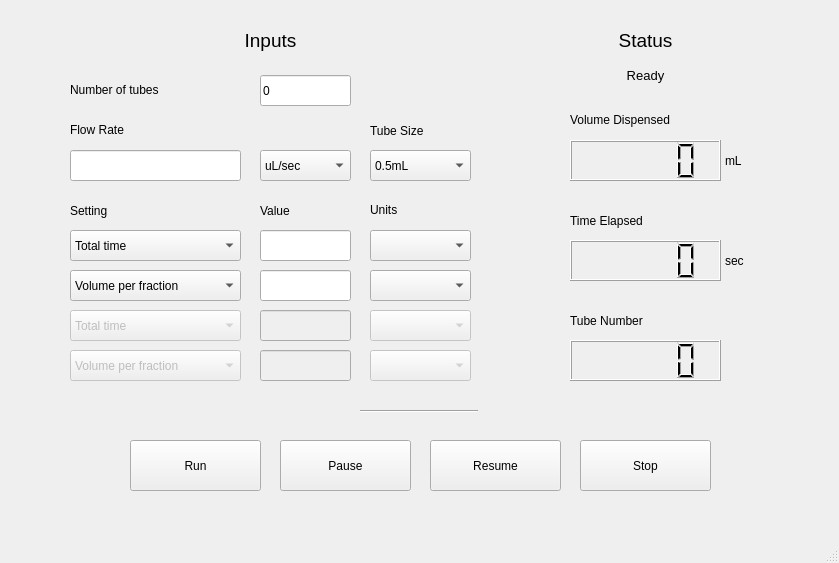
This is SOFTWARE/colosseum_ui/data/fractioncollector.ui in pachterlab/colosseum as Qt 5 draws it before an edit. The edited form follows.
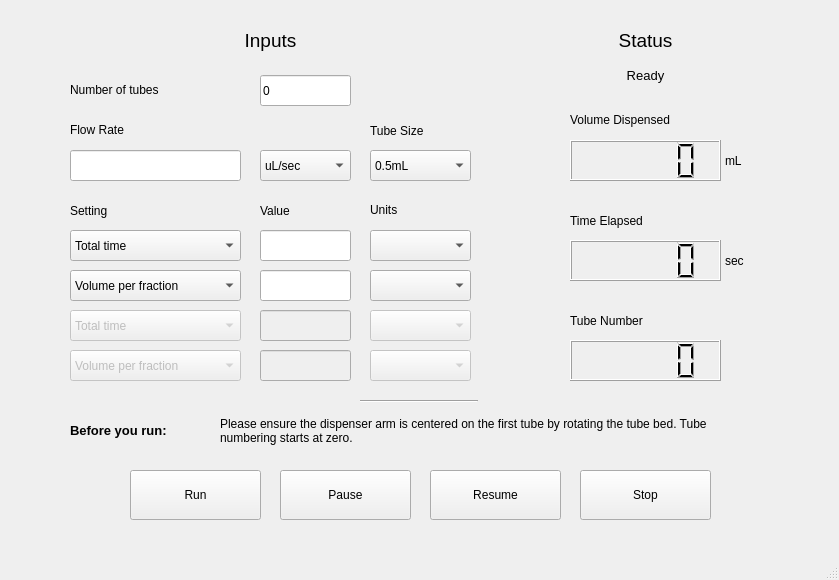
This is the edited form.

Commit message: add information text in ui

What changed in the file:
```diff
--- a/SOFTWARE/colosseum_ui/data/fractioncollector.ui
+++ b/SOFTWARE/colosseum_ui/data/fractioncollector.ui
@@ -7,7 +7,7 @@
     <x>0</x>
     <y>0</y>
     <width>839</width>
-    <height>563</height>
+    <height>580</height>
    </rect>
   </property>
   <property name="windowTitle">
@@ -483,9 +483,9 @@
     <property name="geometry">
      <rect>
       <x>130</x>
-      <y>440</y>
+      <y>470</y>
       <width>131</width>
-      <height>51</height>
+      <height>50</height>
      </rect>
     </property>
     <property name="text">
@@ -496,9 +496,9 @@
     <property name="geometry">
      <rect>
       <x>280</x>
-      <y>440</y>
+      <y>470</y>
       <width>131</width>
-      <height>51</height>
+      <height>50</height>
      </rect>
     </property>
     <property name="text">
@@ -509,9 +509,9 @@
     <property name="geometry">
      <rect>
       <x>580</x>
-      <y>440</y>
+      <y>470</y>
       <width>131</width>
-      <height>51</height>
+      <height>50</height>
      </rect>
     </property>
     <property name="text">
@@ -522,9 +522,9 @@
     <property name="geometry">
      <rect>
       <x>360</x>
-      <y>410</y>
+      <y>400</y>
       <width>118</width>
-      <height>3</height>
+      <height>2</height>
      </rect>
     </property>
     <property name="orientation">
@@ -535,9 +535,9 @@
     <property name="geometry">
      <rect>
       <x>430</x>
-      <y>440</y>
+      <y>470</y>
       <width>131</width>
-      <height>51</height>
+      <height>50</height>
      </rect>
     </property>
     <property name="text">
@@ -610,6 +610,61 @@
      <set>Qt::AlignCenter</set>
     </property>
    </widget>
+   <widget class="QLabel" name="info_text">
+    <property name="enabled">
+     <bool>true</bool>
+    </property>
+    <property name="geometry">
+     <rect>
+      <x>220</x>
+      <y>410</y>
+      <width>521</width>
+      <height>41</height>
+     </rect>
+    </property>
+    <property name="font">
+     <font>
+      <weight>50</weight>
+      <italic>false</italic>
+      <bold>false</bold>
+      <underline>false</underline>
+     </font>
+    </property>
+    <property name="text">
+     <string>Please ensure the dispenser arm is centered on the first tube by rotating the tube bed. Tube numbering starts at zero. </string>
+    </property>
+    <property name="wordWrap">
+     <bool>true</bool>
+    </property>
+   </widget>
+   <widget class="QLabel" name="info_title">
+    <property name="enabled">
+     <bool>true</bool>
+    </property>
+    <property name="geometry">
+     <rect>
+      <x>70</x>
+      <y>415</y>
+      <width>151</width>
+      <height>31</height>
+     </rect>
+    </property>
+    <property name="font">
+     <font>
+      <pointsize>10</pointsize>
+      <weight>75</weight>
+      <italic>false</italic>
+      <bold>true</bold>
+      <underline>false</underline>
+     </font>
+    </property>
+    <property name="text">
+     <string>Before you run:</string>
+    </property>
+    <property name="wordWrap">
+     <bool>true</bool>
+    </property>
+   </widget>
   </widget>
   <widget class="QMenuBar" name="menubar">
    <property name="geometry">
```
